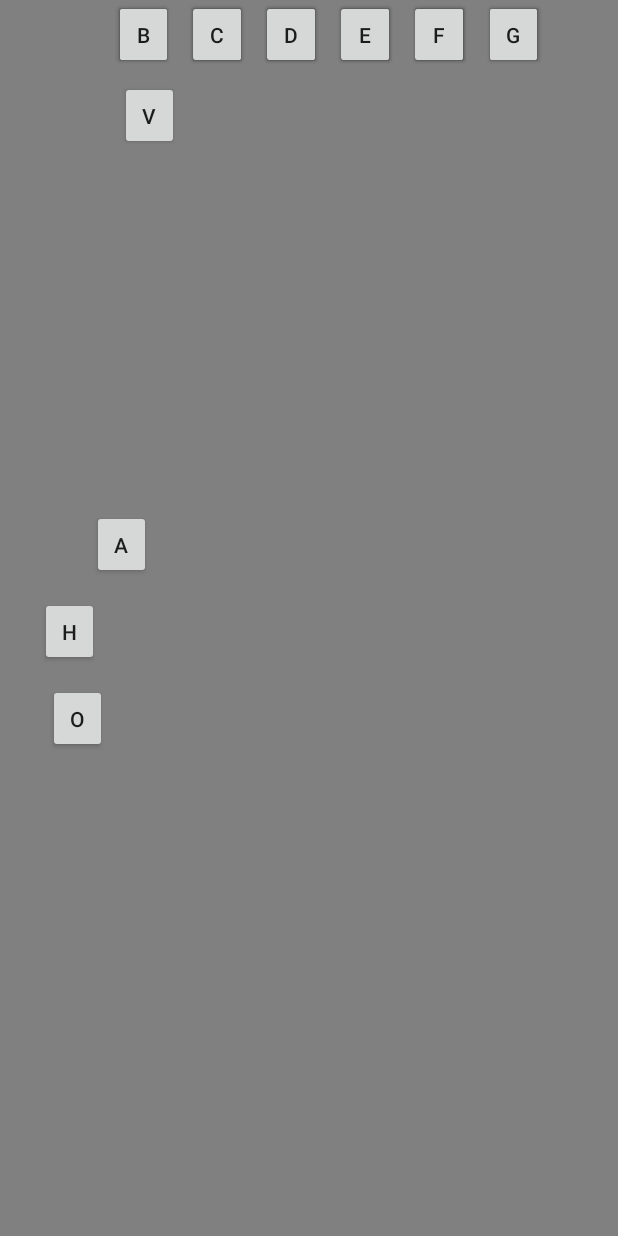
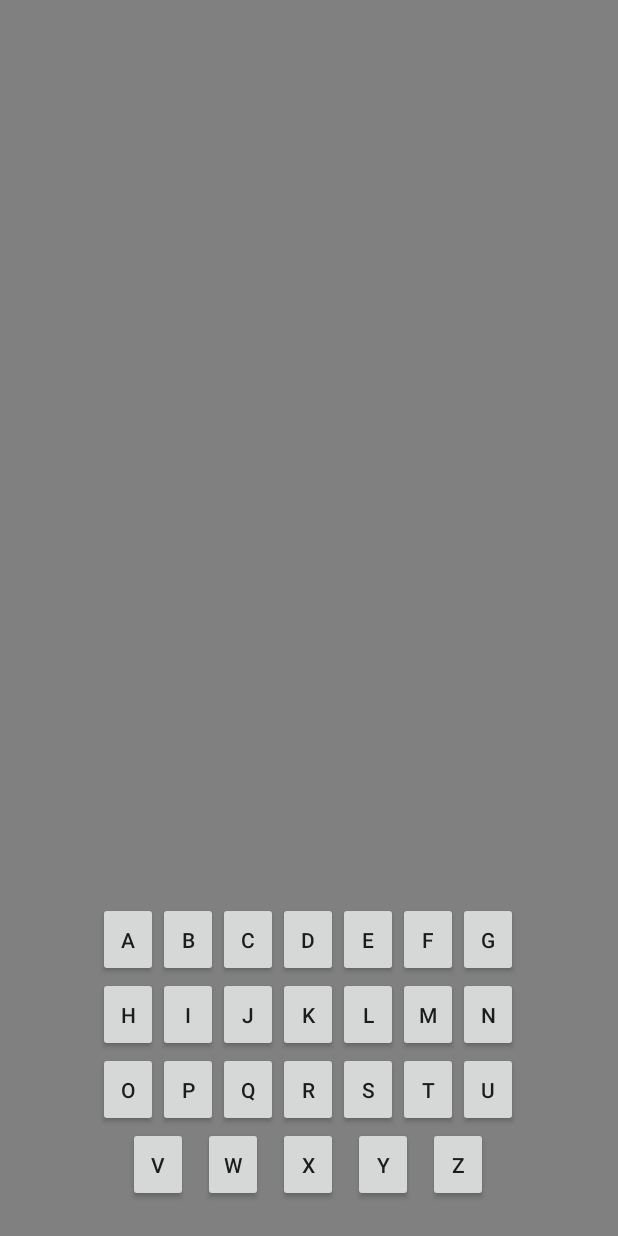
Before and after one commit to matt-chap/Hangman, an Android app: the HangmanPlay screen opened directly, with no data from a screen before it, on a phone screen of 412 x 824 dp. Run offline under Robolectric (Android 15) with nearby library versions, the phone set to English and light mode, and no system bars; our stand-ins replace AdMob.

Commit message:
Button Layout

```diff
--- a/app/build.gradle
+++ b/app/build.gradle
@@ -33,6 +33,7 @@ dependencies {
     implementation 'androidx.appcompat:appcompat:1.2.0'
     implementation 'com.google.android.material:material:1.3.0'
     implementation 'androidx.constraintlayout:constraintlayout:1.1.3'
+    implementation 'com.google.android.gms:play-services-ads:19.4.0'
     testImplementation 'junit:junit:4.+'
     androidTestImplementation 'androidx.test.ext:junit:1.1.2'
     androidTestImplementation 'androidx.test.espresso:espresso-core:3.3.0'
--- a/app/src/main/res/layout/activity_hangman_play.xml
+++ b/app/src/main/res/layout/activity_hangman_play.xml
@@ -4,275 +4,231 @@
     xmlns:tools="http://schemas.android.com/tools"
     android:layout_width="match_parent"
     android:layout_height="match_parent"
-    tools:context=".HangmanPlay"
-    android:background="#808080">
+    android:background="#808080"
+    tools:context=".HangmanPlay">
+
+
+    <LinearLayout
+        android:layout_width="300dp"
+        android:layout_height="200dp"
+        android:orientation="vertical"
+        app:layout_constraintBottom_toTopOf="@+id/adView"
+        app:layout_constraintEnd_toEndOf="parent"
+        app:layout_constraintHorizontal_bias="0.495"
+        app:layout_constraintStart_toStartOf="parent"
+        app:layout_constraintTop_toTopOf="parent"
+        app:layout_constraintVertical_bias="0.964">
+
+        <LinearLayout
+            android:layout_width="280dp"
+            android:layout_height="50dp"
+            android:layout_marginStart="10dp"
+            android:layout_marginLeft="10dp"
+            android:layout_marginTop="0dp"
+            android:layout_marginEnd="10dp"
+            android:layout_marginRight="10dp"
+            android:orientation="horizontal">
 
             <Button
-        android:id="@+id/button28"
-        android:layout_width="39dp"
-        android:layout_height="46dp"
-        android:layout_marginEnd="100dp"
-        android:layout_marginRight="100dp"
-        android:text="Z"
-        app:layout_constraintEnd_toEndOf="parent"
-        tools:layout_editor_absoluteY="513dp" />
+                android:id="@+id/buttonA"
+                android:layout_width="40dp"
+                android:layout_height="50dp"
+                android:text="@string/a_Button" />
 
             <Button
-        android:id="@+id/button29"
-        android:layout_width="39dp"
-        android:layout_height="46dp"
+                android:id="@+id/buttonB"
+                android:layout_width="40dp"
+                android:layout_height="50dp"
+                android:text="@string/b_Button" />
+
+            <Button
+                android:id="@+id/buttonC"
+                android:layout_width="40dp"
+                android:layout_height="50dp"
+                android:text="@string/c_Button" />
+
+            <Button
+                android:id="@+id/buttonD"
+                android:layout_width="40dp"
+                android:layout_height="50dp"
+                android:text="@string/d_Button" />
+
+            <Button
+                android:id="@+id/buttonE"
+                android:layout_width="40dp"
+                android:layout_height="50dp"
+                android:text="@string/e_Button" />
+
+            <Button
+                android:id="@+id/buttonF"
+                android:layout_width="40dp"
+                android:layout_height="50dp"
+                android:text="@string/f_Button" />
+
+            <Button
+                android:id="@+id/buttonG"
+                android:layout_width="40dp"
+                android:layout_height="50dp"
+                android:text="@string/g_Button" />
+
+        </LinearLayout>
+
+        <LinearLayout
+            android:layout_width="280dp"
+            android:layout_height="50dp"
+            android:layout_marginStart="10dp"
+            android:layout_marginLeft="10dp"
             android:layout_marginEnd="10dp"
             android:layout_marginRight="10dp"
-        android:text="Y"
-        app:layout_constraintEnd_toStartOf="@+id/button28"
-        tools:layout_editor_absoluteY="513dp" />
+            android:orientation="horizontal">
 
             <Button
-        android:id="@+id/button16"
-        android:layout_width="39dp"
-        android:layout_height="46dp"
+                android:id="@+id/buttonH"
+                android:layout_width="40dp"
+                android:layout_height="50dp"
+                android:text="@string/h_Button" />
+
+            <Button
+                android:id="@+id/buttonI"
+                android:layout_width="40dp"
+                android:layout_height="50dp"
+                android:text="@string/i_Button" />
+
+            <Button
+                android:id="@+id/buttonJ"
+                android:layout_width="40dp"
+                android:layout_height="50dp"
+                android:text="@string/j_Button" />
+
+            <Button
+                android:id="@+id/buttonK"
+                android:layout_width="40dp"
+                android:layout_height="50dp"
+                android:text="@string/k_Button" />
+
+            <Button
+                android:id="@+id/buttonL"
+                android:layout_width="40dp"
+                android:layout_height="50dp"
+                android:text="@string/l_Button" />
+
+            <Button
+                android:id="@+id/buttonM"
+                android:layout_width="40dp"
+                android:layout_height="50dp"
+                android:text="@string/m_Button" />
+
+            <Button
+                android:id="@+id/buttonN"
+                android:layout_width="40dp"
+                android:layout_height="50dp"
+                android:text="@string/n_Button" />
+        </LinearLayout>
+
+        <LinearLayout
+            android:layout_width="280dp"
+            android:layout_height="50dp"
+            android:layout_marginStart="10dp"
+            android:layout_marginLeft="10dp"
             android:layout_marginEnd="10dp"
             android:layout_marginRight="10dp"
-        android:text="M"
-        app:layout_constraintEnd_toStartOf="@+id/button27"
-        tools:layout_editor_absoluteY="399dp" />
+            android:orientation="horizontal">
 
             <Button
-        android:id="@+id/button18"
-        android:layout_width="39dp"
-        android:layout_height="46dp"
-        android:layout_marginEnd="10dp"
-        android:layout_marginRight="10dp"
-        android:text="P"
-        app:layout_constraintEnd_toStartOf="@+id/button21"
-        tools:layout_editor_absoluteY="456dp" />
+                android:id="@+id/buttonO"
+                android:layout_width="40dp"
+                android:layout_height="50dp"
+                android:text="@string/o_Button" />
 
             <Button
-        android:id="@+id/button19"
-        android:layout_width="39dp"
-        android:layout_height="46dp"
-        android:layout_marginEnd="10dp"
-        android:layout_marginRight="10dp"
-        android:text="R"
-        app:layout_constraintEnd_toStartOf="@+id/button17"
-        tools:layout_editor_absoluteY="456dp" />
+                android:id="@+id/buttonP"
+                android:layout_width="40dp"
+                android:layout_height="50dp"
+                android:text="@string/p_Button"/>
 
             <Button
-        android:id="@+id/button20"
-        android:layout_width="39dp"
-        android:layout_height="46dp"
-        android:layout_marginTop="12dp"
-        android:text="O"
-        app:layout_constraintEnd_toStartOf="@+id/button18"
-        app:layout_constraintHorizontal_bias="0.871"
-        app:layout_constraintStart_toStartOf="parent"
-        app:layout_constraintTop_toBottomOf="@+id/button11" />
+                android:id="@+id/buttonQ"
+                android:layout_width="40dp"
+                android:layout_height="50dp"
+                android:text="@string/q_Button"/>
 
             <Button
-        android:id="@+id/button21"
-        android:layout_width="39dp"
-        android:layout_height="46dp"
-        android:layout_marginEnd="10dp"
-        android:layout_marginRight="10dp"
-        android:text="Q"
-        app:layout_constraintEnd_toStartOf="@+id/button19"
-        tools:layout_editor_absoluteY="456dp" />
+                android:id="@+id/buttonR"
+                android:layout_width="40dp"
+                android:layout_height="50dp"
+                android:text="@string/r_Button"/>
 
             <Button
-        android:id="@+id/button22"
-        android:layout_width="39dp"
-        android:layout_height="46dp"
-        android:layout_marginEnd="10dp"
-        android:layout_marginRight="10dp"
-        android:text="W"
-        app:layout_constraintEnd_toStartOf="@+id/button24"
-        tools:layout_editor_absoluteY="513dp" />
+                android:id="@+id/buttonS"
+                android:layout_width="40dp"
+                android:layout_height="50dp"
+                android:text="@string/s_Button"/>
 
             <Button
-        android:id="@+id/button23"
-        android:layout_width="39dp"
-        android:layout_height="46dp"
-        android:layout_marginEnd="10dp"
-        android:layout_marginRight="10dp"
-        android:text="T"
-        app:layout_constraintEnd_toStartOf="@+id/button25"
-        tools:layout_editor_absoluteY="456dp" />
+                android:id="@+id/buttonT"
+                android:layout_width="40dp"
+                android:layout_height="50dp"
+                android:text="@string/t_Button"/>
 
             <Button
-        android:id="@+id/button24"
-        android:layout_width="39dp"
-        android:layout_height="46dp"
-        android:layout_marginEnd="10dp"
-        android:layout_marginRight="10dp"
-        android:text="X"
-        app:layout_constraintEnd_toStartOf="@+id/button29"
-        tools:layout_editor_absoluteY="513dp" />
+                android:id="@+id/buttonU"
+                android:layout_width="40dp"
+                android:layout_height="50dp"
+                android:text="@string/u_Button"/>
+        </LinearLayout>
+
+        <LinearLayout
+            android:layout_width="240dp"
+            android:layout_height="50dp"
+            android:layout_marginStart="30dp"
+            android:layout_marginLeft="30dp"
+            android:orientation="horizontal">
 
             <Button
-        android:id="@+id/button25"
-        android:layout_width="39dp"
-        android:layout_height="46dp"
-        android:layout_marginEnd="50dp"
-        android:layout_marginRight="50dp"
-        android:text="U"
-        app:layout_constraintEnd_toEndOf="parent"
-        tools:layout_editor_absoluteY="456dp" />
+                android:id="@+id/buttonV"
+                android:layout_width="40dp"
+                android:layout_height="50dp"
+                android:layout_marginRight="10dp"
+                android:text="@string/v_Button"/>
 
             <Button
-        android:id="@+id/button26"
-        android:layout_width="39dp"
-        android:layout_height="46dp"
-        android:layout_marginTop="8dp"
-        android:text="V"
-        app:layout_constraintEnd_toStartOf="@+id/button22"
-        app:layout_constraintHorizontal_bias="0.936"
-        app:layout_constraintStart_toStartOf="parent"
-        app:layout_constraintTop_toBottomOf="@+id/button18" />
+                android:id="@+id/buttonW"
+                android:layout_width="40dp"
+                android:layout_height="50dp"
+                android:layout_marginRight="10dp"
+                android:text="@string/w_Button"/>
 
             <Button
-        android:id="@+id/button27"
-        android:layout_width="39dp"
-        android:layout_height="46dp"
-        android:layout_marginEnd="50dp"
-        android:layout_marginRight="50dp"
-        android:text="N"
-        app:layout_constraintEnd_toEndOf="parent"
-        tools:layout_editor_absoluteY="399dp" />
+                android:id="@+id/buttonX"
+                android:layout_width="40dp"
+                android:layout_height="50dp"
+                android:layout_marginRight="10dp"
+                android:text="@string/x_Button"/>
 
             <Button
-        android:id="@+id/button17"
-        android:layout_width="39dp"
-        android:layout_height="46dp"
-        android:layout_marginEnd="10dp"
+                android:id="@+id/buttonY"
+                android:layout_width="40dp"
+                android:layout_height="50dp"
                 android:layout_marginRight="10dp"
-        android:text="S"
-        app:layout_constraintEnd_toStartOf="@+id/button23"
-        tools:layout_editor_absoluteY="456dp" />
+                android:text="@string/y_Button"/>
 
             <Button
-        android:id="@+id/button15"
-        android:layout_width="39dp"
-        android:layout_height="46dp"
-        android:layout_marginEnd="10dp"
-        android:layout_marginRight="10dp"
-        android:text="L"
-        app:layout_constraintEnd_toStartOf="@+id/button16"
-        tools:layout_editor_absoluteY="399dp" />
+                android:id="@+id/buttonZ"
+                android:layout_width="40dp"
+                android:layout_height="50dp"
+                android:text="@string/z_Button" />
+        </LinearLayout>
 
-    <Button
-        android:id="@+id/button14"
-        android:layout_width="39dp"
-        android:layout_height="46dp"
-        android:layout_marginEnd="10dp"
-        android:layout_marginRight="10dp"
-        android:text="K"
-        app:layout_constraintEnd_toStartOf="@+id/button15"
-        tools:layout_editor_absoluteY="399dp" />
+    </LinearLayout>
 
-    <Button
-        android:id="@+id/button13"
-        android:layout_width="39dp"
-        android:layout_height="46dp"
-        android:layout_marginEnd="10dp"
-        android:layout_marginRight="10dp"
-        android:text="J"
-        app:layout_constraintEnd_toStartOf="@+id/button14"
-        tools:layout_editor_absoluteY="399dp" />
-
-    <Button
-        android:id="@+id/button12"
-        android:layout_width="39dp"
-        android:layout_height="46dp"
-        android:layout_marginEnd="10dp"
-        android:layout_marginRight="10dp"
-        android:text="I"
-        app:layout_constraintEnd_toStartOf="@+id/button13"
-        tools:layout_editor_absoluteY="399dp" />
-
-    <Button
-        android:id="@+id/button11"
-        android:layout_width="39dp"
-        android:layout_height="46dp"
-        android:layout_marginTop="12dp"
-        android:layout_marginEnd="10dp"
-        android:layout_marginRight="10dp"
-        android:text="H"
-        app:layout_constraintEnd_toStartOf="@+id/button12"
-        app:layout_constraintHorizontal_bias="1.0"
+    <com.google.android.gms.ads.AdView
+        android:id="@+id/adView"
+        android:layout_width="wrap_content"
+        android:layout_height="wrap_content"
+        app:layout_constraintBottom_toBottomOf="parent"
+        app:layout_constraintEnd_toEndOf="parent"
         app:layout_constraintStart_toStartOf="parent"
-        app:layout_constraintTop_toBottomOf="@+id/button3" />
-
-    <Button
-        android:id="@+id/button6"
-        android:layout_width="39dp"
-        android:layout_height="46dp"
-        android:layout_marginEnd="10dp"
-        android:layout_marginRight="10dp"
-        android:text="C"
-        app:layout_constraintEnd_toStartOf="@+id/button7"
-        tools:layout_editor_absoluteY="342dp" />
-
-    <Button
-        android:id="@+id/button5"
-        android:layout_width="39dp"
-        android:layout_height="46dp"
-        android:layout_marginEnd="10dp"
-        android:layout_marginRight="10dp"
-        android:text="B"
-        app:layout_constraintEnd_toStartOf="@+id/button6"
-        tools:layout_editor_absoluteY="342dp" />
-
-    <Button
-        android:id="@+id/button3"
-        android:layout_width="39dp"
-        android:layout_height="46dp"
-        android:layout_marginTop="340dp"
-        android:layout_marginEnd="10dp"
-        android:layout_marginRight="10dp"
-        android:text="A"
-        app:layout_constraintEnd_toEndOf="parent"
-        app:layout_constraintHorizontal_bias="0.169"
-        app:layout_constraintStart_toStartOf="parent"
-        app:layout_constraintTop_toTopOf="parent" />
-
-    <Button
-        android:id="@+id/button10"
-        android:layout_width="39dp"
-        android:layout_height="46dp"
-        android:layout_marginEnd="50dp"
-        android:layout_marginRight="50dp"
-        android:text="G"
-        app:layout_constraintEnd_toEndOf="parent"
-        tools:layout_editor_absoluteY="342dp" />
-
-    <Button
-        android:id="@+id/button9"
-        android:layout_width="39dp"
-        android:layout_height="46dp"
-        android:layout_marginEnd="10dp"
-        android:layout_marginRight="10dp"
-        android:text="F"
-        app:layout_constraintEnd_toStartOf="@+id/button10"
-        tools:layout_editor_absoluteY="343dp" />
-
-    <Button
-        android:id="@+id/button8"
-        android:layout_width="39dp"
-        android:layout_height="46dp"
-        android:layout_marginEnd="10dp"
-        android:layout_marginRight="10dp"
-        android:text="E"
-        app:layout_constraintEnd_toStartOf="@+id/button9"
-        tools:layout_editor_absoluteY="343dp" />
-
-    <Button
-        android:id="@+id/button7"
-        android:layout_width="39dp"
-        android:layout_height="46dp"
-        android:layout_marginEnd="10dp"
-        android:layout_marginRight="10dp"
-        android:text="D"
-        app:layout_constraintEnd_toStartOf="@+id/button8"
-        tools:layout_editor_absoluteY="343dp" />
+        app:layout_constraintTop_toTopOf="parent"
+        app:layout_constraintVertical_bias="1.0" />
 
 </androidx.constraintlayout.widget.ConstraintLayout>
--- a/app/src/main/res/values/strings.xml
+++ b/app/src/main/res/values/strings.xml
@@ -3,4 +3,31 @@
     <string name="home_title">Hangman</string>
     <string name="play_Button">Play</string>
     <string name="donate_Button">Donate</string>
+
+    <string name="a_Button">A</string>
+    <string name="b_Button">B</string>
+    <string name="c_Button">C</string>
+    <string name="d_Button">D</string>
+    <string name="e_Button">E</string>
+    <string name="f_Button">F</string>
+    <string name="g_Button">G</string>
+    <string name="h_Button">H</string>
+    <string name="i_Button">I</string>
+    <string name="j_Button">J</string>
+    <string name="k_Button">K</string>
+    <string name="l_Button">L</string>
+    <string name="m_Button">M</string>
+    <string name="n_Button">N</string>
+    <string name="o_Button">O</string>
+    <string name="p_Button">P</string>
+    <string name="q_Button">Q</string>
+    <string name="r_Button">R</string>
+    <string name="s_Button">S</string>
+    <string name="t_Button">T</string>
+    <string name="u_Button">U</string>
+    <string name="v_Button">V</string>
+    <string name="w_Button">W</string>
+    <string name="x_Button">X</string>
+    <string name="y_Button">Y</string>
+    <string name="z_Button">Z</string>
 </resources>
```
Lines whose indentation alone changed are shown as unchanged.
